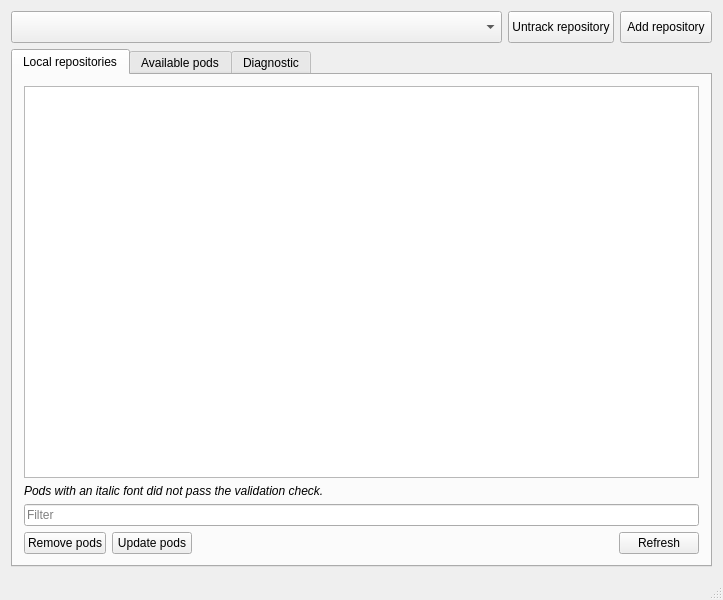
Above: qt-pods-gui/mainwindow.ui from qt-pods/qt-pods before the change. Below: the same form after it.
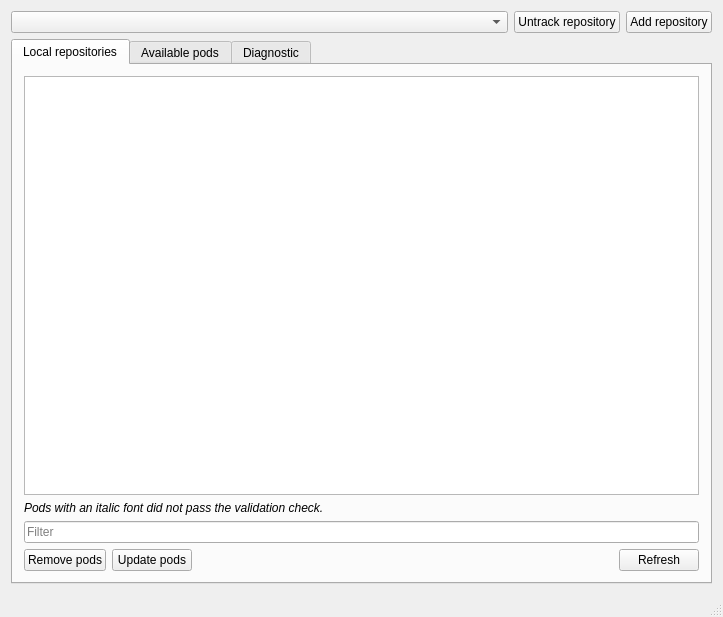
That is the form after the change. Icons and pictures are not drawn.

Commit message: Made adjustments for MacOS.

Patch:
```diff
--- a/qt-pods-gui/mainwindow.ui
+++ b/qt-pods-gui/mainwindow.ui
@@ -7,7 +7,7 @@
     <x>0</x>
     <y>0</y>
     <width>723</width>
-    <height>600</height>
+    <height>617</height>
    </rect>
   </property>
   <property name="windowTitle">
@@ -24,6 +24,9 @@
    <layout class="QVBoxLayout" name="verticalLayout">
     <item>
      <layout class="QHBoxLayout" name="horizontalLayout">
+      <property name="spacing">
+       <number>6</number>
+      </property>
       <item>
        <widget class="QComboBox" name="comboBoxCurrentRepository">
         <property name="sizePolicy">
@@ -35,7 +38,7 @@
         <property name="minimumSize">
          <size>
           <width>0</width>
-          <height>32</height>
+          <height>0</height>
          </size>
         </property>
         <property name="styleSheet">
@@ -57,7 +60,7 @@
         <property name="minimumSize">
          <size>
           <width>0</width>
-          <height>32</height>
+          <height>0</height>
          </size>
         </property>
         <property name="toolTip">
@@ -72,23 +75,14 @@
         </property>
         <property name="iconSize">
          <size>
-          <width>20</width>
-          <height>20</height>
+          <width>16</width>
+          <height>16</height>
          </size>
         </property>
        </widget>
       </item>
       <item>
-       <widget class="QToolButton" name="toolButtonRepository">
-        <property name="minimumSize">
-         <size>
-          <width>0</width>
-          <height>32</height>
-         </size>
-        </property>
-        <property name="toolTip">
-         <string>Add a repository to be tracked.</string>
-        </property>
+       <widget class="QPushButton" name="pushButtonAddRepository">
         <property name="text">
          <string>Add repository</string>
         </property>
@@ -96,15 +90,6 @@
          <iconset resource="resources.qrc">
           <normaloff>:/icons/icons/list-add.svg</normaloff>:/icons/icons/list-add.svg</iconset>
         </property>
-        <property name="iconSize">
-         <size>
-          <width>20</width>
-          <height>20</height>
-         </size>
-        </property>
-        <property name="toolButtonStyle">
-         <enum>Qt::ToolButtonTextBesideIcon</enum>
-        </property>
        </widget>
       </item>
      </layout>
@@ -125,8 +110,8 @@
       </property>
       <property name="iconSize">
        <size>
-        <width>20</width>
-        <height>20</height>
+        <width>16</width>
+        <height>16</height>
        </size>
       </property>
       <widget class="QWidget" name="tabLocalPods">
@@ -211,6 +196,9 @@
         </item>
         <item>
          <layout class="QHBoxLayout" name="horizontalLayout_2">
+          <property name="spacing">
+           <number>6</number>
+          </property>
           <item>
            <widget class="QPushButton" name="pushButtonRemoveLocalPods">
             <property name="toolTip">
@@ -231,8 +219,8 @@
             </property>
             <property name="iconSize">
              <size>
-              <width>20</width>
-              <height>20</height>
+              <width>16</width>
+              <height>16</height>
              </size>
             </property>
            </widget>
@@ -260,8 +248,8 @@
             </property>
             <property name="iconSize">
              <size>
-              <width>20</width>
-              <height>20</height>
+              <width>16</width>
+              <height>16</height>
              </size>
             </property>
            </widget>
@@ -299,8 +287,8 @@
             </property>
             <property name="iconSize">
              <size>
-              <width>20</width>
-              <height>20</height>
+              <width>16</width>
+              <height>16</height>
              </size>
             </property>
            </widget>
```
The commit also changes 2 other files.
